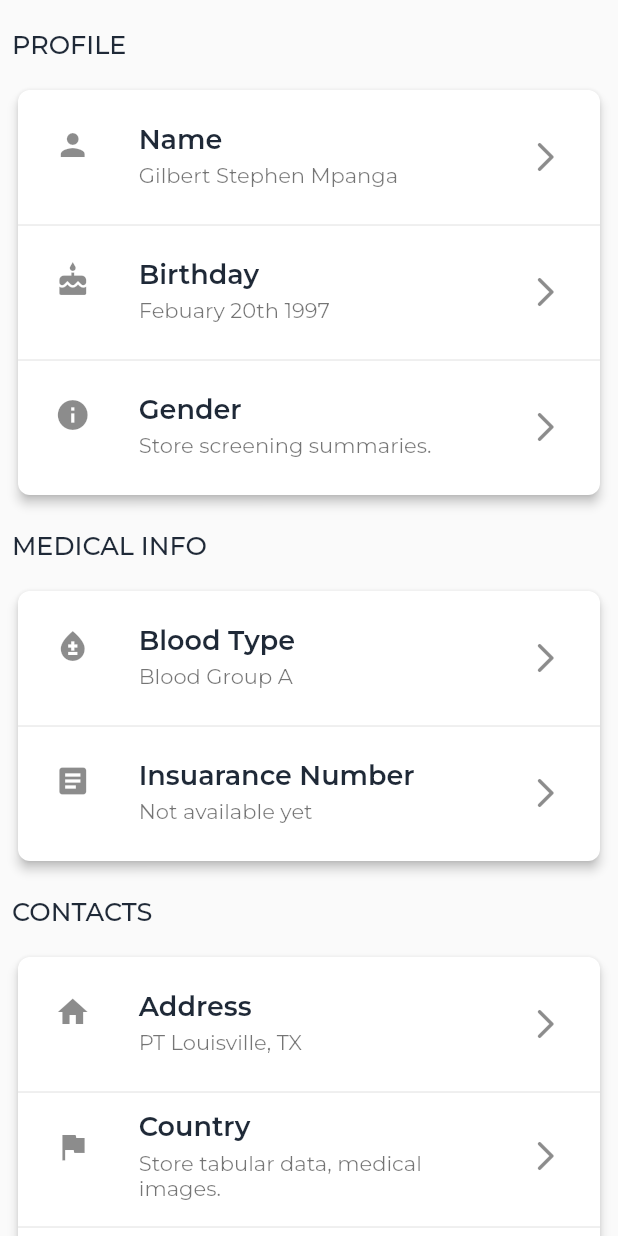
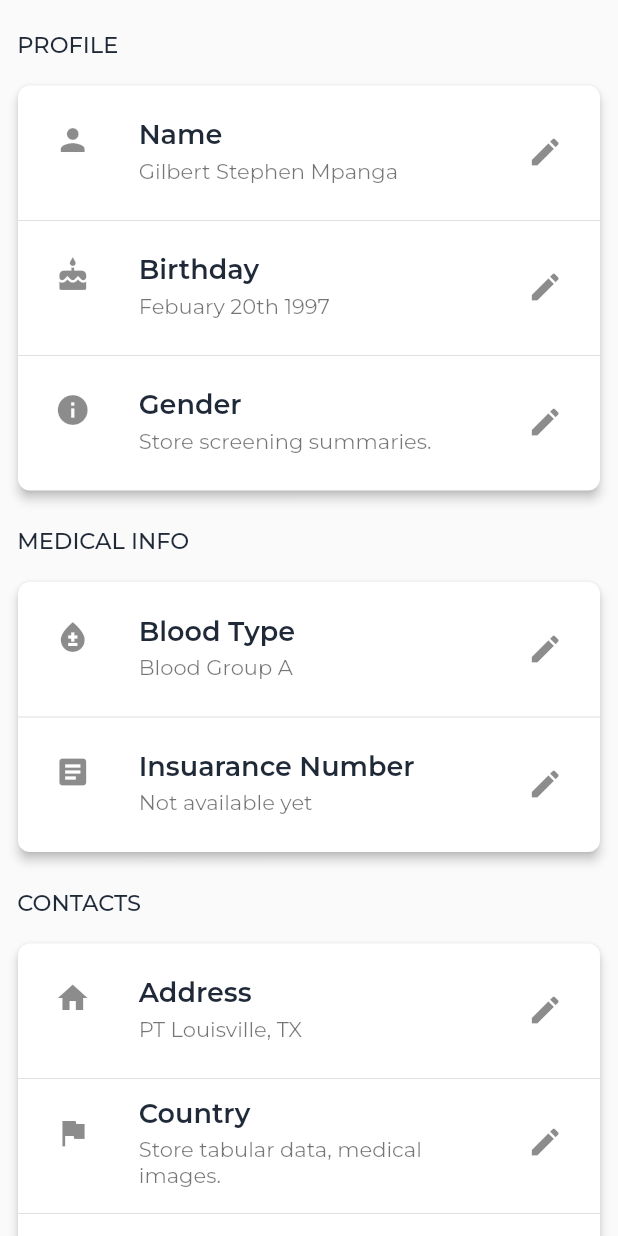
Before and after one commit to gilbertmpanga12/medical-clutter-app, a Flutter app: the ProfileScreen widget shown alone on an empty page, opened directly, on a phone screen of 412 x 824 dp. Run offline on Flutter 3.47's test engine with Material 2 defaults, Android fonts, the phone set to English and light mode, and no system bars; our stand-ins replace google_fonts; missing offline and left inert: bottom_animation.

Commit message:
UPDATE: minor changes to commit

```diff
--- a/lib/screens/profiles_screen.dart
+++ b/lib/screens/profiles_screen.dart
@@ -67,8 +67,7 @@ class _ProfileScreenState extends State<ProfileScreen> {
                                       child: Text(item.subtitle),
                                       padding: EdgeInsets.only(top: 4.0),
                                     ),
-                                    trailing:
-                                        Icon(Icons.arrow_forward_ios_rounded),
+                                    trailing: Icon(Icons.edit),
                                   ),
                                 ),
                                 onTap: () async => await Navigator.pushNamed(
@@ -114,8 +113,7 @@ class _ProfileScreenState extends State<ProfileScreen> {
                                       child: Text(item.subtitle),
                                       padding: EdgeInsets.only(top: 4.0),
                                     ),
-                                    trailing:
-                                        Icon(Icons.arrow_forward_ios_rounded),
+                                    trailing: Icon(Icons.edit),
                                   ),
                                 ),
                                 onTap: () async => await Navigator.pushNamed(
@@ -161,8 +159,7 @@ class _ProfileScreenState extends State<ProfileScreen> {
                                       child: Text(item.subtitle),
                                       padding: EdgeInsets.only(top: 4.0),
                                     ),
-                                    trailing:
-                                        Icon(Icons.arrow_forward_ios_rounded),
+                                    trailing: Icon(Icons.edit),
                                   ),
                                 ),
                                 onTap: () async => await Navigator.pushNamed(
@@ -193,10 +190,10 @@ class _ProfileScreenState extends State<ProfileScreen> {
                 'PROFILE',
                 style: TextStyle(
                     color: _defaultTextColor,
-                    fontSize: 17.0,
+                    fontSize: 15.0,
                     fontWeight: FontWeight.w500),
               ),
-              padding: EdgeInsets.only(top: 20.0, bottom: 15.0, left: 8.0),
+              padding: EdgeInsets.only(top: 20.0, bottom: 15.0, left: 11.5),
             ),
             alignment: Alignment.centerLeft,
           ),
@@ -209,10 +206,10 @@ class _ProfileScreenState extends State<ProfileScreen> {
                 'MEDICAL INFO',
                 style: TextStyle(
                     color: _defaultTextColor,
-                    fontSize: 17.0,
+                    fontSize: 15.0,
                     fontWeight: FontWeight.w500),
               ),
-              padding: EdgeInsets.only(top: 20.0, bottom: 15.0, left: 8.0),
+              padding: EdgeInsets.only(top: 20.0, bottom: 15.0, left: 11.5),
             ),
             alignment: Alignment.centerLeft,
           ),
@@ -225,10 +222,10 @@ class _ProfileScreenState extends State<ProfileScreen> {
                 'CONTACTS',
                 style: TextStyle(
                     color: _defaultTextColor,
-                    fontSize: 17.0,
+                    fontSize: 15.0,
                     fontWeight: FontWeight.w500),
               ),
-              padding: EdgeInsets.only(top: 20.0, bottom: 15.0, left: 8.0),
+              padding: EdgeInsets.only(top: 20.0, bottom: 15.0, left: 11.5),
             ),
             alignment: Alignment.centerLeft,
           ),
```
